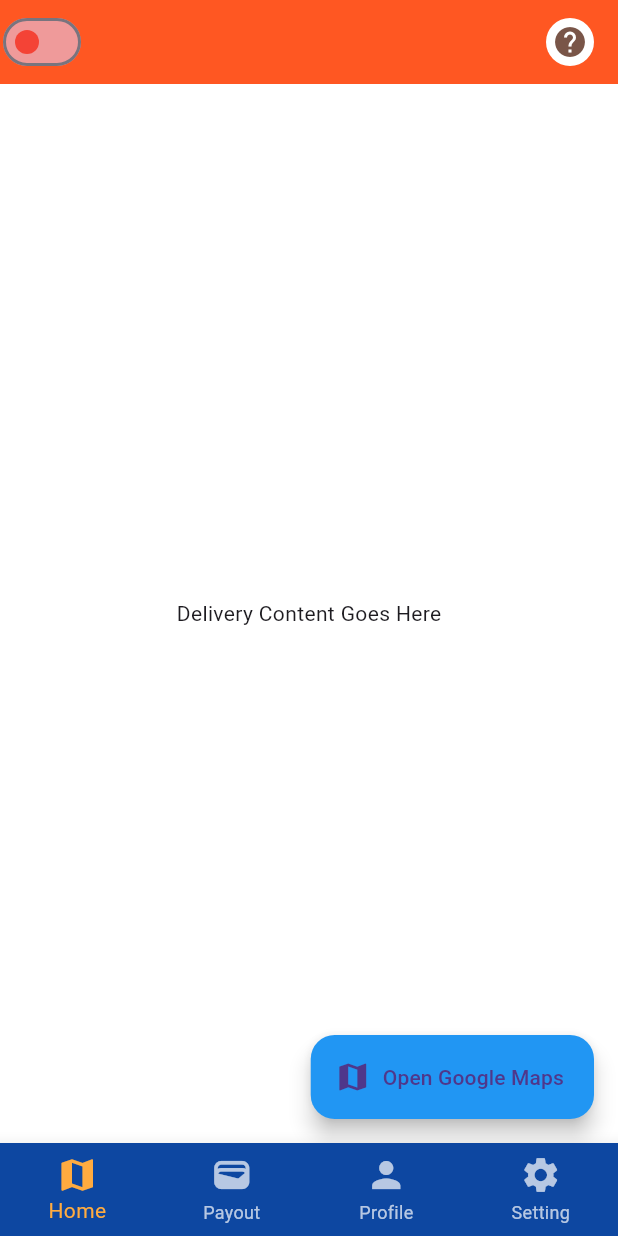
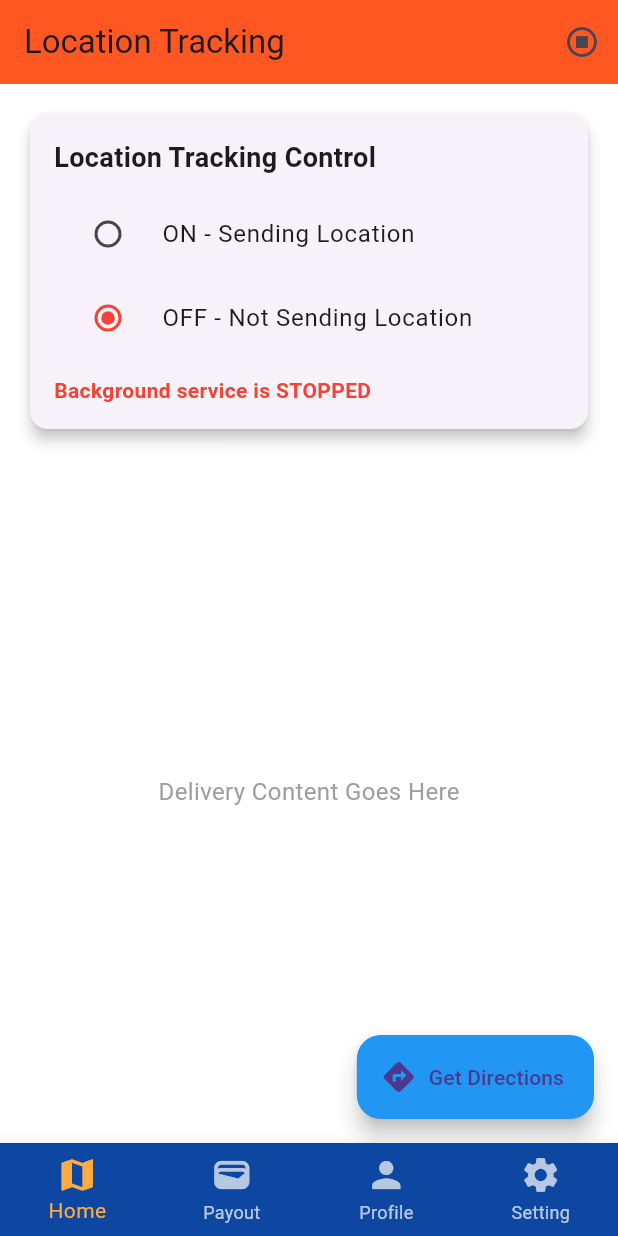
Before and after one commit to sayaib/foodyah_delivery_app, a Flutter app: the screen it shows after launch, after a tap on "Get Started", on a phone screen of 412 x 824 dp. Run offline on Flutter 3.47's test engine with Material 3 defaults, Android fonts, the light colour scheme and no system bars; our stand-ins replace audioplayers, flutter_dotenv, flutter_local_notifications, flutter_secure_storage, geolocator, location and 2 more; missing offline and left inert: flutter_background_service, flutter_background_service_android.

Commit message:
location update

```diff
--- a/lib/screens/orderInProgressPage.dart
+++ b/lib/screens/orderInProgressPage.dart
@@ -1,7 +1,8 @@
+// lib/order_in_progress_page.dart
 import 'package:flutter/material.dart';
 import 'package:shared_preferences/shared_preferences.dart';
+import 'package:flutter_background_service/flutter_background_service.dart';
 import 'package:url_launcher/url_launcher.dart';
-import 'socket/DeliverySocketService.dart';
 
 class OrderInProgressPage extends StatefulWidget {
   const OrderInProgressPage({Key? key}) : super(key: key);
@@ -11,58 +12,111 @@ class OrderInProgressPage extends StatefulWidget {
 }
 
 class _OrderInProgressPageState extends State<OrderInProgressPage> {
-  bool isOnline = false;
-  final DeliverySocketService _deliveryService = DeliverySocketService();
+  bool isTracking = false;
+  bool serviceRunning = false;
+  final FlutterBackgroundService _service = FlutterBackgroundService();
 
   @override
   void initState() {
     super.initState();
-    _loadOnlineStatus();
-    _deliveryService.initialize(partnerId: "partner_123");
+    _initialize();
+    _setupServiceListener();
   }
 
-  Future<void> _loadOnlineStatus() async {
-    SharedPreferences prefs = await SharedPreferences.getInstance();
-    final status = prefs.getBool('isOnline') ?? false;
-    setState(() {
-      isOnline = status;
+  // MODIFIED: Added a listener to handle events from the background service
+  void _setupServiceListener() {
+    _service.on('showDialog').listen((event) {
+      if (event != null && mounted) {
+        showDialog(
+          context: context,
+          builder: (context) => AlertDialog(
+            title: Text(event['title'] ?? 'Notification'),
+            content: Text(event['body'] ?? 'You have a new message.'),
+            actions: [
+              TextButton(
+                onPressed: () => Navigator.of(context).pop(),
+                child: const Text('OK'),
+              ),
+            ],
+          ),
+        );
+      }
     });
-    if (status) {
-      _deliveryService.goOnline();
-    }
   }
 
-  Future<void> _handleSwitch(bool value) async {
-    SharedPreferences prefs = await SharedPreferences.getInstance();
-    await prefs.setBool('isOnline', value);
-    setState(() {
-      isOnline = value;
-    });
+  Future<void> _initialize() async {
+    await _loadTrackingStatus();
+    await _checkServiceStatus();
+  }
+
+  Future<void> _loadTrackingStatus() async {
+    final prefs = await SharedPreferences.getInstance();
+    setState(() => isTracking = prefs.getBool('isTracking') ?? false);
+  }
+
+  Future<void> _checkServiceStatus() async {
+    final isRunning = await _service.isRunning();
+    setState(() => serviceRunning = isRunning);
+  }
+
+  // FIXED: Corrected the logic for toggling tracking.
+  Future<void> _toggleTracking(bool? value) async {
+    if (value == null) return;
+
+    final prefs = await SharedPreferences.getInstance();
+    await prefs.setBool('isTracking', value);
 
     if (value) {
-      _deliveryService.goOnline();
+      // If turning ON
+      if (!serviceRunning) {
+        await _service.startService();
+        setState(() => serviceRunning = true);
+      }
+      _service.invoke("startLocationTracking");
+      debugPrint("UI: Invoked startLocationTracking");
     } else {
-      _deliveryService.goOffline();
+      // If turning OFF
+      _service.invoke("stopLocationTracking");
+      debugPrint("UI: Invoked stopLocationTracking");
     }
+    setState(() => isTracking = value);
   }
 
-  Future<void> _openGoogleMapDirections({
-    required double lat,
-    required double lng,
-  }) async {
-    final Uri googleMapUrl = Uri.parse(
-      "https://www.google.com/maps/dir/?api=1&destination=$lat,$lng&travelmode=driving",
-    );
+  Future<void> _stopService() async {
+    // Stop tracking within the service first
+    _service.invoke("stopLocationTracking");
+
+    // Then, stop the entire service itself
+    if (await _service.isRunning()) {
+      _service.invoke("stopService"); // Use invoke to tell the service to stop itself
+    }
+
+    // Update preferences and UI state
+    final prefs = await SharedPreferences.getInstance();
+    await prefs.setBool('isTracking', false);
+
+    setState(() {
+      serviceRunning = false;
+      isTracking = false;
+    });
+  }
+
+  // FIXED: The URL for Google Maps was incorrect.
+  Future<void> _openGoogleMapDirections(
+      {required double lat, required double lng}) async {
+    // This is the correct, standard URL format for Google Maps directions
+    final Uri googleMapUrl =
+    Uri.parse("https://www.google.com/maps/dir/?api=1&destination=$lat,$lng");
 
     if (!await launchUrl(googleMapUrl, mode: LaunchMode.externalApplication)) {
-      throw "Could not launch Google Maps.";
+      // Consider showing a snackbar or dialog on failure
+      debugPrint("Could not launch Google Maps.");
+      if (mounted) {
+        ScaffoldMessenger.of(context).showSnackBar(
+          const SnackBar(content: Text('Could not open Google Maps')),
+        );
+      }
     }
-  }
-
-  @override
-  void dispose() {
-    _deliveryService.dispose();
-    super.dispose();
   }
 
   @override
@@ -72,35 +126,83 @@ class _OrderInProgressPageState extends State<OrderInProgressPage> {
       appBar: AppBar(
         backgroundColor: Colors.deepOrange,
         elevation: 0,
-        leading: Padding(
-          padding: const EdgeInsets.all(12.0),
-          child: Switch(
-            value: isOnline,
-            onChanged: _handleSwitch,
-            activeColor: Colors.green,
-            inactiveThumbColor: Colors.red,
-            inactiveTrackColor: Colors.red.shade200,
+        title: const Text('Location Tracking'),
+        actions: [
+          IconButton(
+            icon: const Icon(Icons.stop_circle_outlined),
+            onPressed: _stopService,
+            tooltip: 'Stop Background Service',
           ),
-        ),
-        actions: const [
-          Padding(
-            padding: EdgeInsets.all(12.0),
-            child: CircleAvatar(
-              backgroundColor: Colors.white,
-              child: Icon(Icons.help, color: Colors.brown),
-            ),
-          )
         ],
       ),
-      body: const Center(
-        child: Text("Delivery Content Goes Here"),
+      body: Padding(
+        padding: const EdgeInsets.all(16.0),
+        child: Column(
+          crossAxisAlignment: CrossAxisAlignment.start,
+          children: [
+            Card(
+              elevation: 4,
+              shape: RoundedRectangleBorder(
+                  borderRadius: BorderRadius.circular(12)),
+              child: Padding(
+                padding: const EdgeInsets.all(16.0),
+                child: Column(
+                  crossAxisAlignment: CrossAxisAlignment.start,
+                  children: [
+                    const Text(
+                      'Location Tracking Control',
+                      style: TextStyle(
+                        fontSize: 18,
+                        fontWeight: FontWeight.bold,
+                      ),
+                    ),
+                    const SizedBox(height: 10),
+                    RadioListTile<bool>(
+                      title: const Text('ON - Sending Location'),
+                      value: true,
+                      groupValue: isTracking,
+                      onChanged: _toggleTracking,
+                      activeColor: Colors.green,
+                    ),
+                    RadioListTile<bool>(
+                      title: const Text('OFF - Not Sending Location'),
+                      value: false,
+                      groupValue: isTracking,
+                      onChanged: _toggleTracking,
+                      activeColor: Colors.red,
+                    ),
+                    const SizedBox(height: 10),
+                    Text(
+                      serviceRunning
+                          ? 'Background service is RUNNING'
+                          : 'Background service is STOPPED',
+                      style: TextStyle(
+                        color: serviceRunning ? Colors.green : Colors.red,
+                        fontWeight: FontWeight.bold,
+                      ),
+                    ),
+                  ],
+                ),
+              ),
+            ),
+            const SizedBox(height: 20),
+            const Expanded(
+              child: Center(
+                  child: Text(
+                    "Delivery Content Goes Here",
+                    style: TextStyle(fontSize: 16, color: Colors.grey),
+                  )),
+            ),
+          ],
+        ),
       ),
       floatingActionButton: FloatingActionButton.extended(
         backgroundColor: Colors.blue,
-        icon: const Icon(Icons.map),
-        label: const Text("Open Google Maps"),
+        icon: const Icon(Icons.directions),
+        label: const Text("Get Directions"),
         onPressed: () {
-          _openGoogleMapDirections(lat: 22.5726, lng: 88.3639); // Example location
+          // Example coordinates for Kolkata, India
+          _openGoogleMapDirections(lat: 22.5726, lng: 88.3639);
         },
       ),
     );
--- a/lib/services/background_service.dart
+++ b/lib/services/background_service.dart
@@ -9,27 +9,19 @@ import 'package:geolocator/geolocator.dart';
 import 'package:shared_preferences/shared_preferences.dart';
 import 'package:socket_io_client/socket_io_client.dart' as IO;
 
-
-
 @pragma('vm:entry-point')
 Future<void> initializeService() async {
   final service = FlutterBackgroundService();
 
+  // Define the notification channel for Android
   const AndroidNotificationChannel channel = AndroidNotificationChannel(
     'location_channel',
     'Location Tracking',
     description: 'Used for tracking background location',
-    importance: Importance.low,
+    importance: Importance.low, // Use low importance to make it less intrusive
   );
 
   final flutterLocalNotificationsPlugin = FlutterLocalNotificationsPlugin();
-  const android = AndroidInitializationSettings('@mipmap/ic_launcher');
-  const ios = DarwinInitializationSettings();
-
-  await flutterLocalNotificationsPlugin.initialize(
-    const InitializationSettings(android: android, iOS: ios),
-  );
-
   await flutterLocalNotificationsPlugin
       .resolvePlatformSpecificImplementation<
       AndroidFlutterLocalNotificationsPlugin>()
@@ -39,9 +31,9 @@ Future<void> initializeService() async {
     androidConfiguration: AndroidConfiguration(
       onStart: onStart,
       isForegroundMode: true,
-      autoStart: false,
+      autoStart: false, // Must be false to prevent auto-start on boot
       notificationChannelId: 'location_channel',
-      initialNotificationTitle: 'Location Service',
+      initialNotificationTitle: 'Delivery Service',
       initialNotificationContent: 'Initializing...',
       foregroundServiceNotificationId: 888,
     ),
@@ -55,6 +47,7 @@ Future<void> initializeService() async {
 
 @pragma('vm:entry-point')
 Future<bool> onIosBackground(ServiceInstance service) async {
+  WidgetsFlutterBinding.ensureInitialized();
   DartPluginRegistrant.ensureInitialized();
   return true;
 }
@@ -64,49 +57,88 @@ void onStart(ServiceInstance service) async {
   DartPluginRegistrant.ensureInitialized();
   final prefs = await SharedPreferences.getInstance();
 
-  final socketUrl = prefs.getString('SOCKET_SERVER_URL_IOS') ?? 'http://127.0.0.1:5050';
+  final socketUrl =
+      prefs.getString('SOCKET_SERVER_URL') ?? 'http://127.0.0.1:5050';
   final notification = FlutterLocalNotificationsPlugin();
+  Timer? locationTimer;
+  bool isTracking = prefs.getBool('isTracking') ?? false;
 
-  final socket = IO.io(socketUrl, {
+  final socket = IO.io(socketUrl, <String, dynamic>{
     'transports': ['websocket'],
-    'autoConnect': true,
+    'autoConnect': false, // Connect manually
+  });
+
+  // --- Socket Event Listeners for Debugging ---
+  socket.onConnect((_) => debugPrint('✅ SOCKET: Connected'));
+  socket.onDisconnect((_) => debugPrint('❌ SOCKET: Disconnected'));
+  socket.onError((data) => debugPrint('SOCKET ERROR: $data'));
+
+  // --- FIXED: Added listener for new delivery requests ---
+  socket.on('new_delivery_request', (data) {
+    _handleDeliveryRequest(data, service);
   });
 
   socket.connect();
 
-  // Initially, do not track location
-  bool isTracking = false;
-
-  // Receive signal to start tracking
+  // --- Service Command Listeners from UI ---
   service.on('startLocationTracking').listen((event) {
     isTracking = true;
-    debugPrint("📍 Start location tracking command received.");
+    prefs.setBool('isTracking', true);
+    debugPrint("📍 BG_SERVICE: Start location tracking command received.");
   });
 
-  socket.on("delivery_request", (data) {
-    _handleDeliveryRequest(data, service);
+  service.on('stopLocationTracking').listen((event) {
+    isTracking = false;
+    prefs.setBool('isTracking', false);
+    debugPrint("🛑 BG_SERVICE: Stop location tracking command received.");
   });
 
-  Timer.periodic(const Duration(seconds: 10), (timer) async {
-    if (!isTracking) return; // Do not send location if not tracking
+  // FIXED: Added a graceful stop mechanism
+  service.on('stopService').listen((event) async {
+    isTracking = false;
+    await prefs.setBool('isTracking', false);
+    locationTimer?.cancel();
+    socket.disconnect();
+    await service.stopSelf();
+    debugPrint("🛑 BG_SERVICE: Service has been stopped.");
+  });
 
-    if (!(await Geolocator.isLocationServiceEnabled())) return;
+  // --- Main Location Sending Logic ---
+  locationTimer = Timer.periodic(const Duration(seconds: 10), (timer) async {
+    if (!isTracking) {
+      // If tracking is off, do nothing.
+      return;
+    }
 
     try {
-      final position = await Geolocator.getCurrentPosition();
-      final lat = position.latitude;
-      final lon = position.longitude;
-      final now = DateTime.now().toIso8601String();
+      final position = await Geolocator.getCurrentPosition(
+        desiredAccuracy: LocationAccuracy.high,
+        forceAndroidLocationManager: true, // Recommended for background
+      );
 
-      socket.emit('location', {"lat": lat, "lon": lon, "time": now});
-      debugPrint("📤 Location sent: $lat, $lon");
+      final driverId = prefs.getString('driverId') ?? 'driver_007';
 
-      if (service is AndroidServiceInstance &&
-          await service.isForegroundService()) {
+      // FIXED: Implemented the missing location emit logic
+      if (socket.connected) {
+        socket.emit('updateLocation', {
+          'driverId': driverId,
+          'latitude': position.latitude,
+          'longitude': position.longitude,
+        });
+        debugPrint(
+            '📍 BG_SERVICE: Location sent: ${position.latitude}, ${position.longitude}');
+      } else {
+        debugPrint('⚠️ BG_SERVICE: Cannot send location, socket not connected.');
+      }
+    } catch (e) {
+      debugPrint('BG_SERVICE: Error getting/sending location: $e');
+    }
+
+    // Update the notification to show the service is active
     notification.show(
       888,
-          "Location Update",
-          "Lat: $lat, Lon: $lon",
+      'Delivery Service',
+      'Tracking location in background... ${DateTime.now()}',
       const NotificationDetails(
         android: AndroidNotificationDetails(
           'location_channel',
@@ -116,25 +148,13 @@ void onStart(ServiceInstance service) async {
         ),
       ),
     );
-      }
-
-      final logs = prefs.getStringList('logs') ?? [];
-      logs.add("[$now] -> $lat, $lon");
-      await prefs.setStringList('logs', logs);
-    } catch (e) {
-      debugPrint("❌ Location Error: $e");
-    }
   });
 }
 
-// void _handleDeliveryRequest(dynamic data) {
-//   print("📦 Delivery request received: ${data['restaurantName'] ?? 'Unknown'}");
-//   // deliveryRequestNotifier.value = data;
-//
-// }
-// MODIFIED: This function now accepts the service instance
+// FIXED: This function now correctly invokes the UI to show a dialog.
 void _handleDeliveryRequest(dynamic data, ServiceInstance service) {
-  print("📦 Delivery request received: ${data['restaurantName'] ?? 'Unknown'}");
+  debugPrint(
+      "📦 BG_SERVICE: Delivery request received: ${data['restaurantName'] ?? 'Unknown'}");
 
   // This sends a message to the UI thread.
   // We use a key ('showDialog') to identify the event and pass the data.
```
Lines whose indentation alone changed are shown as unchanged.
